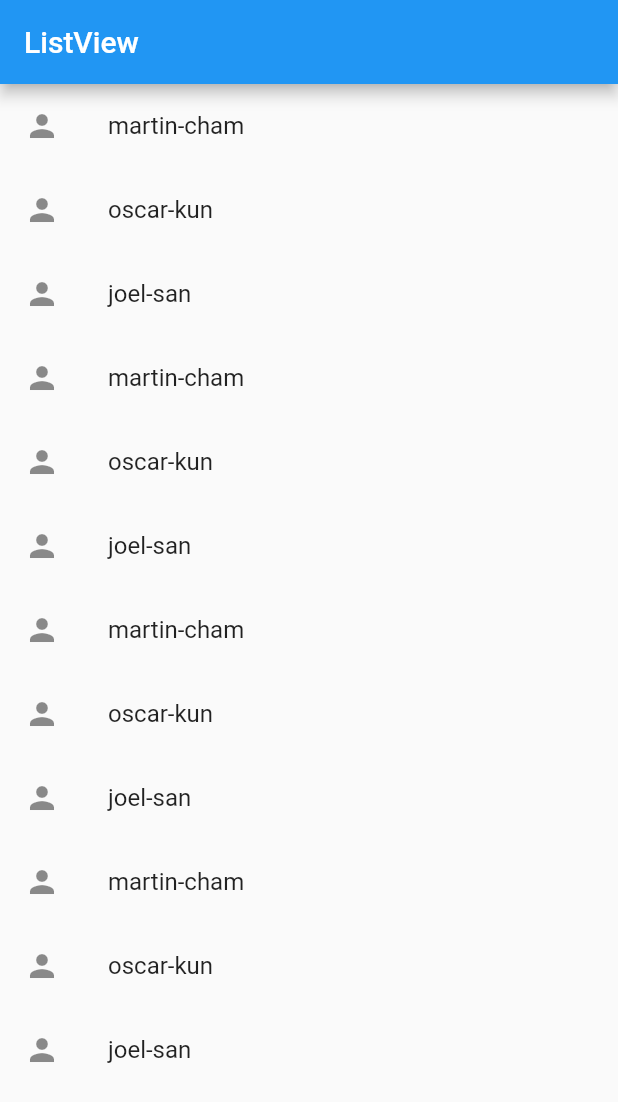
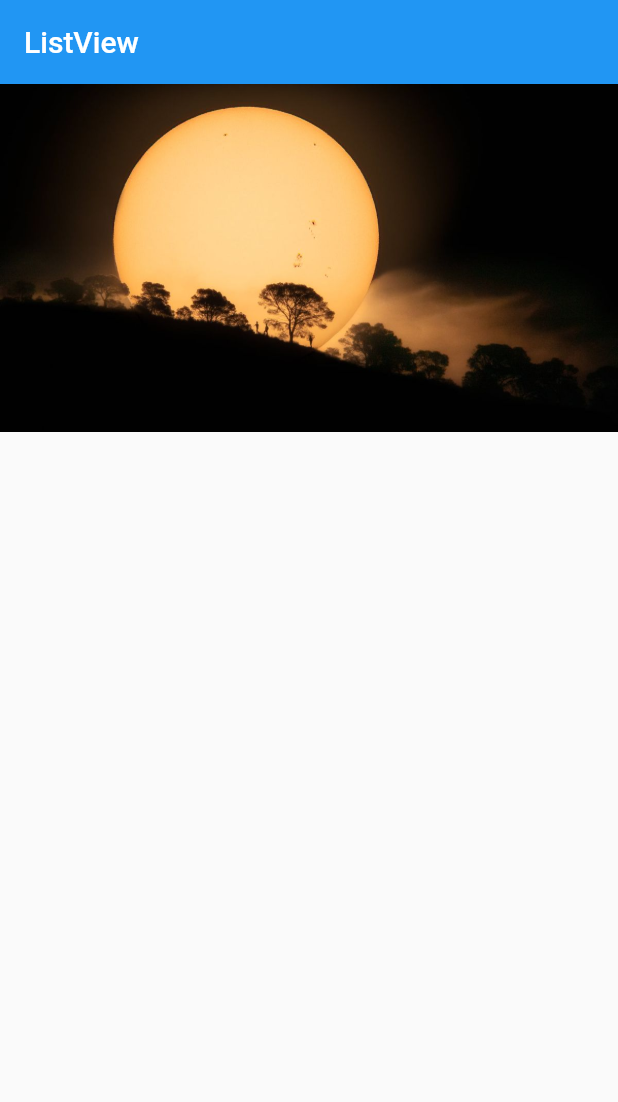
Before and after one commit to joelsct98/Flutter-Estudio, a Flutter app: the screen it shows after launch, on a phone screen of 412 x 824 dp. Shown: the top 1102 px of the screen. Run offline on Flutter 3.47's test engine with Material 2 defaults, Android fonts, the phone set to English and light mode, and no system bars.

```diff
--- a/lib/main.dart
+++ b/lib/main.dart
@@ -22,44 +22,15 @@ class MyApp extends StatelessWidget {
 
 
   Scaffold myHomePage() {
-
-    List<String> names = [
-      'martin-cham',
-      'oscar-kun',
-      'joel-san',
-      'martin-cham',
-      'oscar-kun',
-      'joel-san',
-      'martin-cham',
-      'oscar-kun',
-      'joel-san',
-      'martin-cham',
-      'oscar-kun',
-      'joel-san',
-    ];
     return Scaffold(
         appBar: AppBar(
           title: Text("ListView"),
         ),
-        body: ListView.builder(
-          itemCount: names.length,
-          itemBuilder: (BuildContext context, int i){
-            final name= names[i];
-            return ListTile(
-              title: Text(name),
-              leading: Icon(Icons.person),
-              onTap: (){
-                print(name);
-              },
-            );
-          },
-          /**
-           * para hacer una lista infinita*//*
-        itemBuilder: (BuildContext context, int index) {
-          return Card(
-            child: Text("hola")
-          );
-        }*/
+        body: ListView(
+          children: <Widget>[
+            Image.asset("assets/luna.jpg"),
+
+          ],
         )
     );
   }
--- a/pubspec.yaml
+++ b/pubspec.yaml
@@ -59,9 +59,9 @@ flutter:
   uses-material-design: true
 
   # To add assets to your application, add an assets section, like this:
-   assets:
-   - images/a_dot_burr.jpeg
-   - images/a_dot_ham.jpeg
+  # Mucho cuidado con la posicion en vertical(tab) puede dar fallos
+  assets:
+  - assets/luna.jpg
 
   # An image asset can refer to one or more resolution-specific "variants", see
   # https://flutter.dev/assets-and-images/#resolution-aware.
```
Also changed, not shown: assets/luna.jpg (added).
